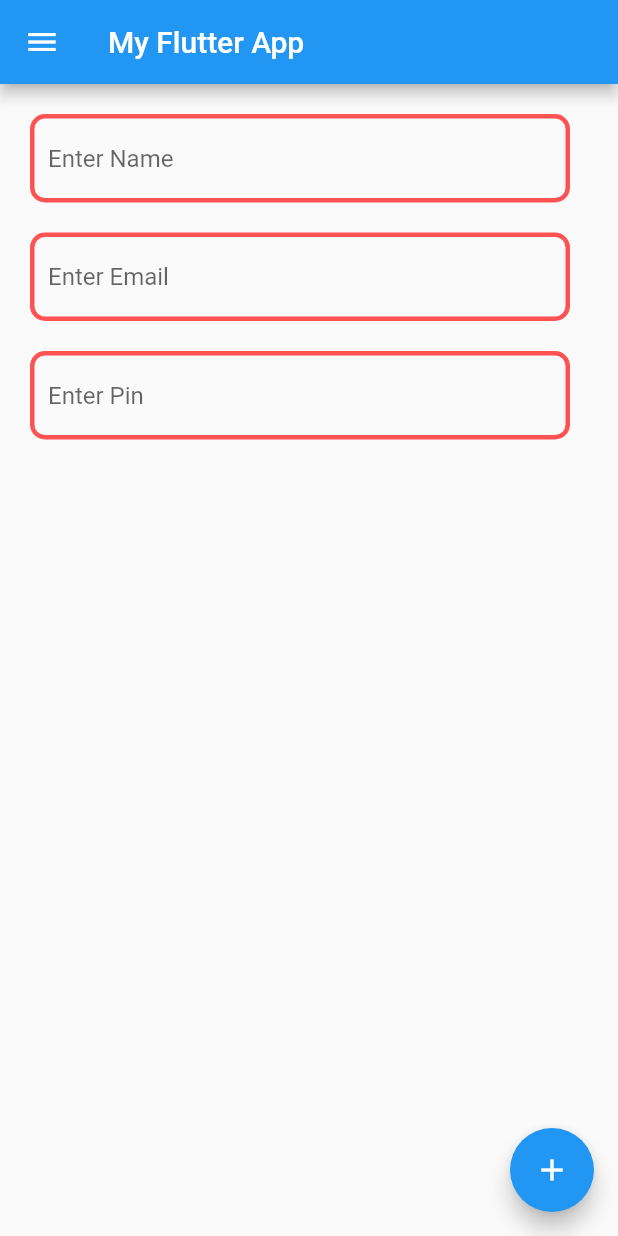
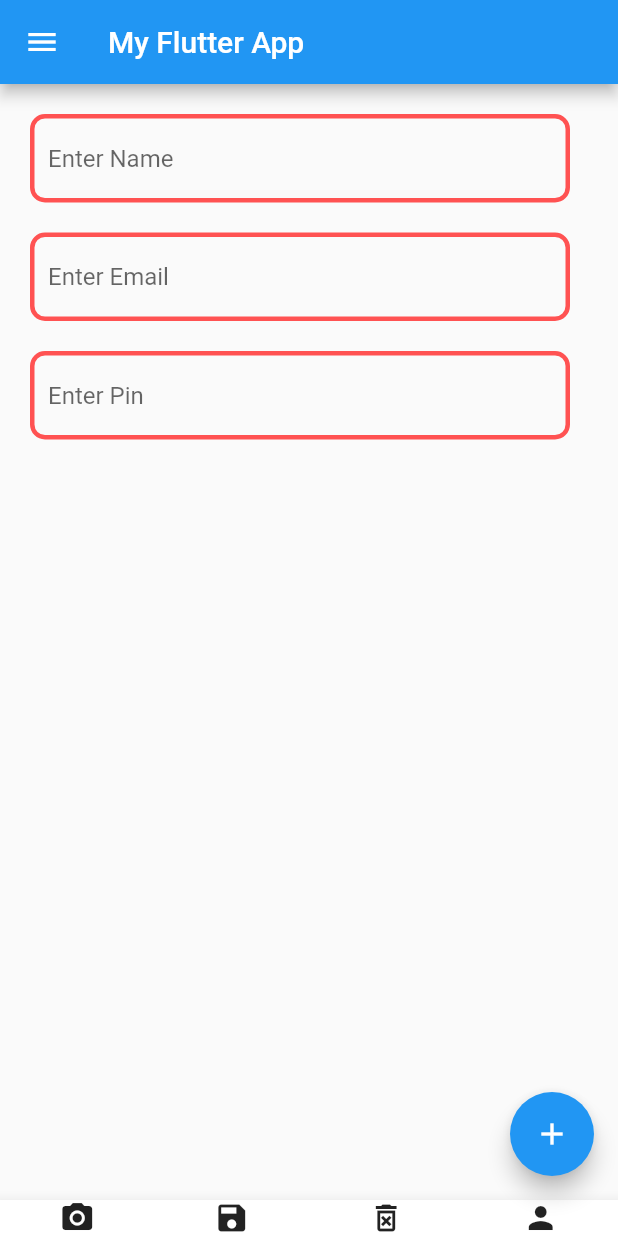
Before and after one commit to Debayan-Sen/flutterapp, a Flutter app: the screen it shows after launch, on a phone screen of 412 x 824 dp. Run offline on Flutter 3.47's test engine with Material 2 defaults, Android fonts, the phone set to English and light mode, and no system bars.

Commit message:
bottom navigation

```diff
--- a/lib/main.dart
+++ b/lib/main.dart
@@ -38,6 +38,7 @@ class MyApp extends StatelessWidget {
               ),
               const SizedBox(height: 20,),
               TextField(
+                obscureText: true,
                 decoration: InputDecoration(
                   hintText: "Enter Email",
                   enabledBorder: OutlineInputBorder(
@@ -68,7 +69,37 @@ class MyApp extends StatelessWidget {
         floatingActionButton: FloatingActionButton(onPressed: () {
           print("Henlo!!");
         },
-        child: Icon(Icons.add),),
+        child: Icon(Icons.add),
+        ),
+        bottomNavigationBar: BottomAppBar(
+          child: Row(children: [
+            Expanded(
+              child: InkWell(
+                onTap: () {
+                  print("home");
+                },
+                child: Container(
+                  child: Icon(Icons.camera_alt),
+                ),
+              ),
+            ),
+            Expanded(
+              child: Container(
+                child: Icon(Icons.save),
+              ),
+            ),
+            Expanded(
+              child: Container(
+                child: Icon(Icons.delete_forever_outlined),
+              ),
+            ),
+            Expanded(
+              child: Container(
+                child: Icon(Icons.person),
+              ),
+            ),
+          ]),
+        ),
       ),
     );
   }
```
